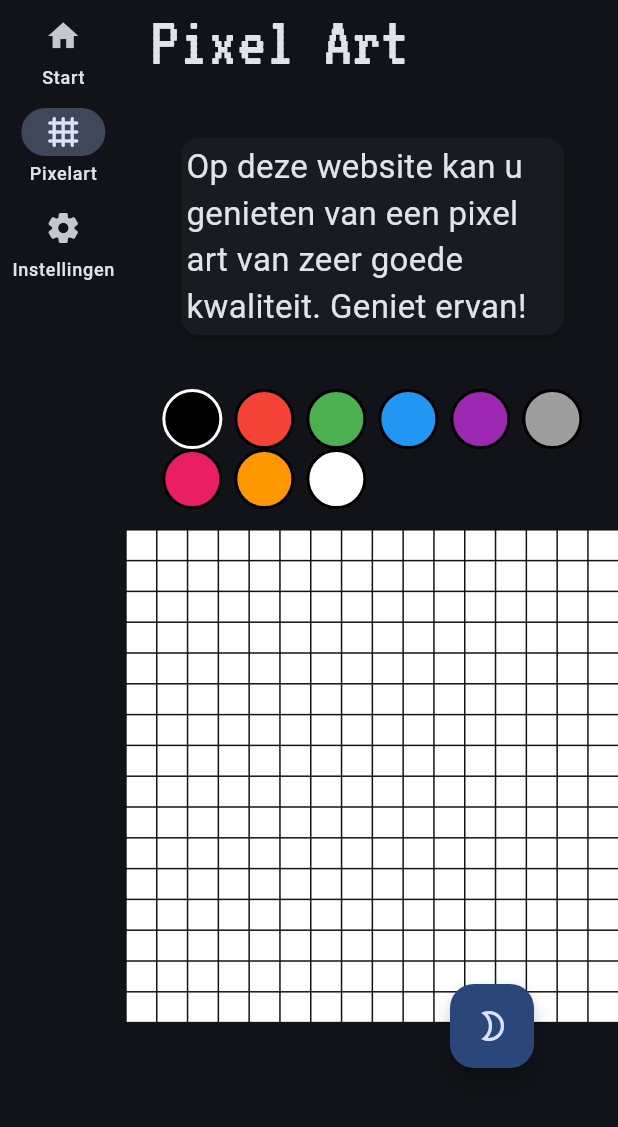
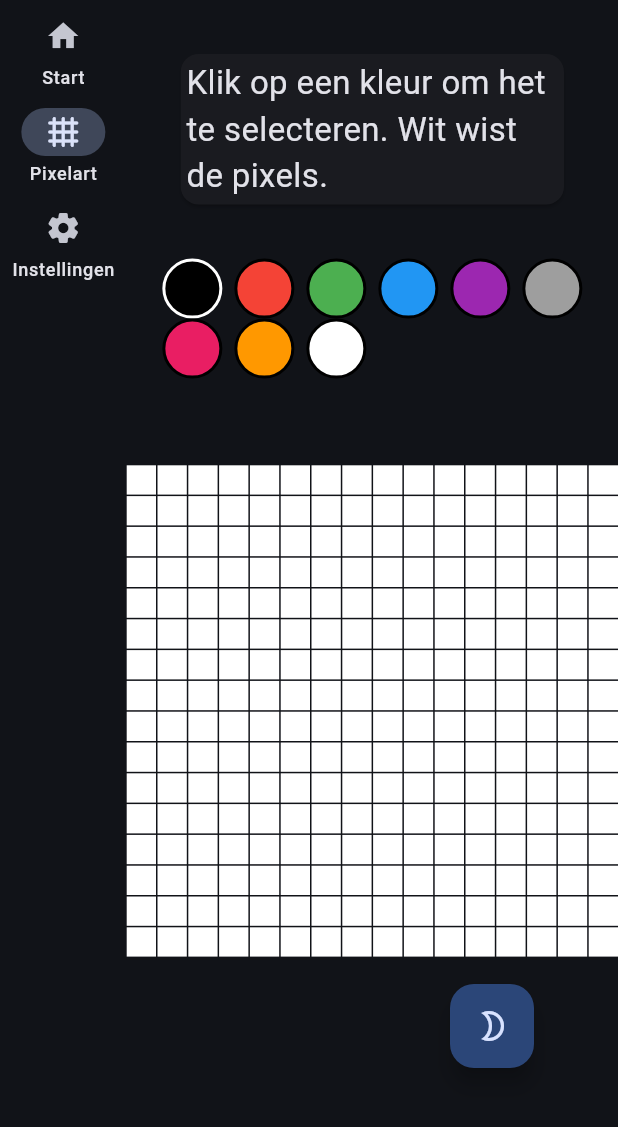
Before and after one commit to Hacker-Anirudh/hplusplus-source, a Flutter app: the screen it shows after launch, after a tap on "Pixelart", on a phone screen of 412 x 824 dp, the part 84-1211 px from its top. Run offline on Flutter 3.47's test engine with Material 3 defaults, Android fonts, the phone set to English and light mode, and no system bars; our stand-ins replace shared_preferences.

Commit message:
Refactor to move Strings to a seperate file

```diff
--- a/lib/home_screen.dart
+++ b/lib/home_screen.dart
@@ -1,6 +1,7 @@
 import 'package:flutter/material.dart';
 import 'package:hplusplus/common.dart';
 import 'package:hplusplus/db.dart';
+import 'strings.dart';
 
 class HomeScreen extends StatefulWidget {
   const HomeScreen({super.key});
@@ -20,7 +21,7 @@ class _HomeScreenState extends State<HomeScreen> {
             Padding(
               padding: EdgeInsets.all(24.0),
               child: Text(
-                'Belangrijk',
+                HomeStrings.belangrijk,
                 style: TextStyle(fontFamily: 'VT323', fontSize: 36),
               ),
             ),
@@ -67,7 +68,7 @@ class _HomeScreenState extends State<HomeScreen> {
             Padding(
               padding: EdgeInsets.all(24.0),
               child: Text(
-                'Info',
+                HomeStrings.info,
                 style: TextStyle(fontFamily: 'VT323', fontSize: 36),
               ),
             ),
@@ -123,7 +124,7 @@ class _HomeScreenState extends State<HomeScreen> {
             Padding(
               padding: EdgeInsets.all(24.0),
               child: Text(
-                'Nuttige tools',
+                HomeStrings.tools,
                 style: TextStyle(fontFamily: 'VT323', fontSize: 36),
               ),
             ),
--- a/lib/main.dart
+++ b/lib/main.dart
@@ -3,6 +3,7 @@ import 'package:hplusplus/settings_screen.dart';
 import 'package:hplusplus/common.dart';
 import 'package:hplusplus/home_screen.dart';
 import 'package:hplusplus/pixelart.dart';
+import 'package:hplusplus/strings.dart';
 
 void main() {
   runApp(const MyApp());
@@ -24,7 +25,7 @@ class _MyAppState extends State<MyApp> {
   @override
   Widget build(BuildContext context) {
     return MaterialApp(
-      title: 'H++',
+      title: MainStrings.title,
 
       theme: appTheme(),
 
@@ -34,7 +35,7 @@ class _MyAppState extends State<MyApp> {
           child: FloatingActionButton(
             onPressed: () {},
             child: Tooltip(
-              message: 'Verander van kleurenmodus',
+              message: MainStrings.kleurenModusTooltip,
               child: IconButton(
                 isSelected: isDark,
                 onPressed: () {
@@ -51,7 +52,7 @@ class _MyAppState extends State<MyApp> {
         ),
         appBar: AppBar(
           title: const Text(
-            'H++ Startpagina',
+            MainStrings.appName,
             style: TextStyle(fontFamily: 'VT323', fontSize: 28),
           ),
           actions: [
@@ -66,7 +67,7 @@ class _MyAppState extends State<MyApp> {
                   border: OutlineInputBorder(
                     borderRadius: BorderRadius.circular(64.0),
                   ),
-                  hintText: 'Tik een zoekterm in',
+                  hintText: MainStrings.zoekTerm,
                   labelText: searchEngines[searchEngine]![0],
                 ),
               ),
@@ -86,15 +87,15 @@ class _MyAppState extends State<MyApp> {
               destinations: const [
                 NavigationRailDestination(
                   icon: Icon(Icons.home),
-                  label: Text('Start'),
+                  label: Text(MainStrings.navRail1),
                 ),
                 NavigationRailDestination(
                   icon: Icon(Icons.grid_4x4_rounded),
-                  label: Text('Pixelart'),
+                  label: Text(MainStrings.navRail2),
                 ),
                 NavigationRailDestination(
                   icon: Icon(Icons.settings_rounded),
-                  label: Text('Instellingen'),
+                  label: Text(MainStrings.navRail3),
                 ),
               ],
             ),
--- a/lib/pixelart.dart
+++ b/lib/pixelart.dart
@@ -1,4 +1,5 @@
 import 'package:flutter/material.dart';
+import 'package:hplusplus/strings.dart';
 
 class PixelArtScreen extends StatefulWidget {
   const PixelArtScreen({super.key});
@@ -26,12 +27,6 @@ class PixelArtScreenState extends State<PixelArtScreen> {
     double pixelSize = 400 / 16;
 
     return Scaffold(
-      appBar: AppBar(
-        title: Text(
-          'Pixel Art',
-          style: TextStyle(fontFamily: 'VT323', fontSize: 48),
-        ),
-      ),
       body: Column(
         children: [
           Padding(
@@ -41,7 +36,7 @@ class PixelArtScreenState extends State<PixelArtScreen> {
                 child: Padding(
                   padding: const EdgeInsets.all(3.7),
                   child: Text(
-                    'Op deze website kan u genieten van een pixel art van zeer goede kwaliteit. Geniet ervan!',
+                    PixelArtStrings.description,
                     style: TextStyle(fontSize: 22),
                   ),
                 ),
--- /dev/null
+++ b/lib/strings.dart
@@ -0,0 +1,34 @@
+class MainStrings {
+  static const String title = 'H++';
+  static const String kleurenModusTooltip = 'Verander van kleurenmodus';
+  static const String appName = 'H++ Startpagina';
+  static const String zoekTerm = 'Tik een zoekterm in';
+  static const String navRail1 = 'Start';
+  static const String navRail2 = 'Pixelart';
+  static const String navRail3 = 'Instellingen';
+}
+
+class SettingsStrings {
+  static const String klasInstellen = 'Klas instellen';
+  static const String voerKlasIn = 'Voer klas in';
+  static const String ingesteldeKlas = 'Ingestelde klas:';
+  static const String zoekmachineSelecteren = 'Zoekmachine selecteren';
+  static const String title = 'H++';
+  static const String ver = '1.0.2';
+  static const String legalese =
+      'GNU GPL v3 licentie. © 2020-2026 Anirudh Menon. Alle rechten voorbehouden.';
+  static const String aboutButton = 'Over H++';
+  static const String wasm =
+      'WASM aan (alleen van toepassing op website-versie):';
+}
+
+class HomeStrings {
+  static const String belangrijk = 'Belangrijk';
+  static const String info = 'Info';
+  static const String tools = 'Nuttige tools';
+}
+
+class PixelArtStrings {
+  static const String description =
+      'Klik op een kleur om het te selecteren. Wit wist de pixels.';
+}
--- a/pubspec.yaml
+++ b/pubspec.yaml
@@ -16,7 +16,7 @@ publish_to: 'none' # Remove this line if you wish to publish to pub.dev
 # https://developer.apple.com/library/archive/documentation/General/Reference/InfoPlistKeyReference/Articles/CoreFoundationKeys.html
 # In Windows, build-name is used as the major, minor, and patch parts
 # of the product and file versions while build-number is used as the build suffix.
-version: 1.0.1+3
+version: 1.0.2+1
 
 environment:
   sdk: ^3.10.8
```
Also changed, not shown: lib/settings_screen.dart (+13 -12 lines).
